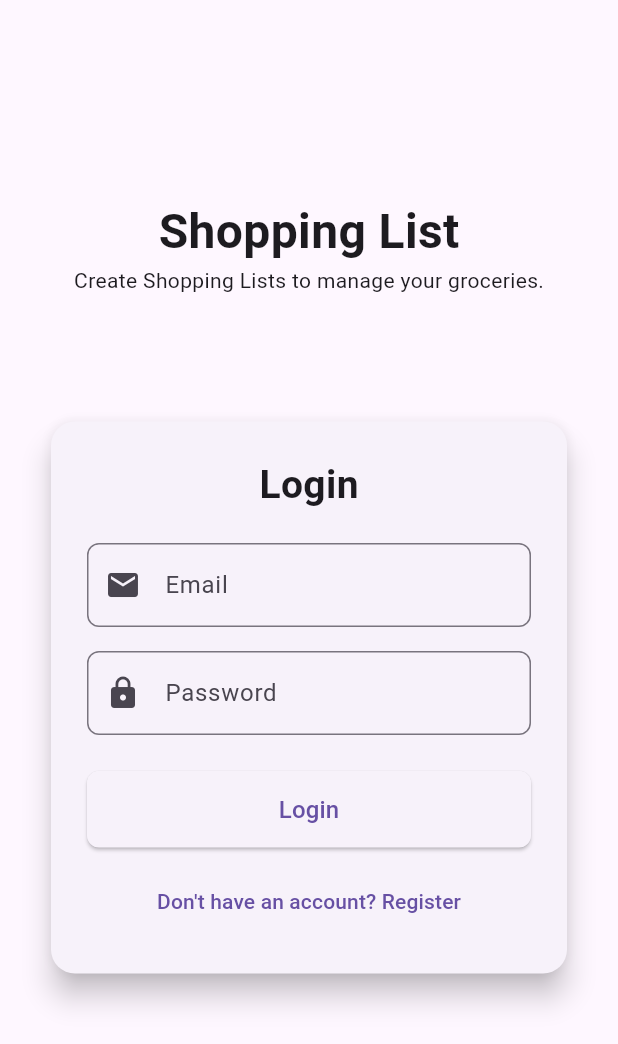
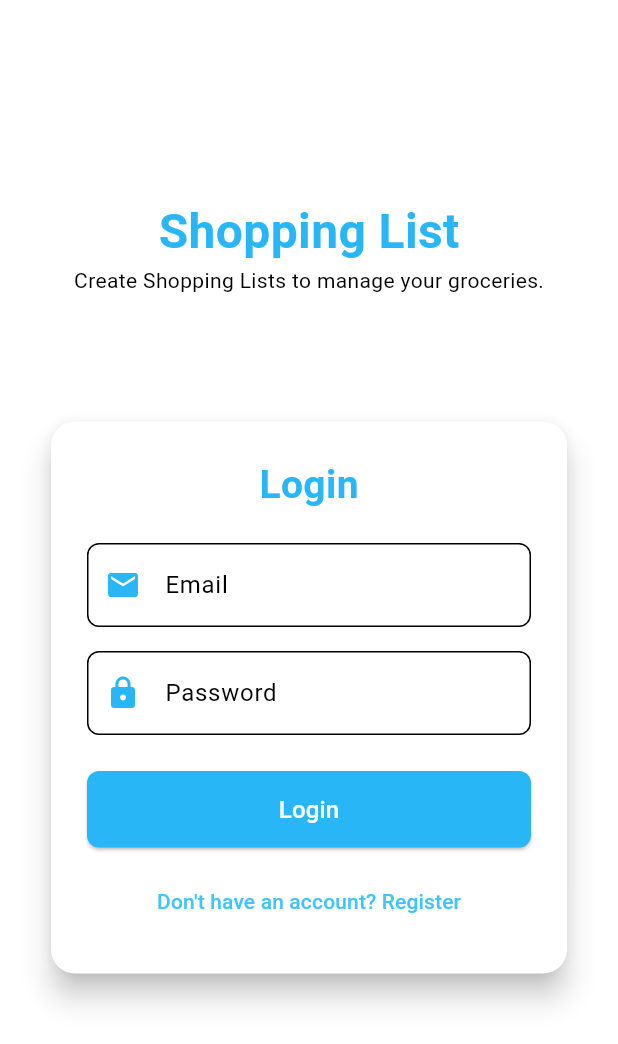
Before and after one commit to compilationFailed/justshop, a Flutter app: the screen it shows after launch, on a phone screen of 412 x 824 dp. Shown: the top 1044 px of the screen. Run offline on Flutter 3.47's test engine with Material 3 defaults, Android fonts, the phone set to English and light mode, and no system bars; our stand-ins replace cloud_firestore, firebase_auth, firebase_core, flutter_dotenv; accounts and stored records are empty.

Commit message:
Color scheme and app name changed

```diff
--- a/lib/main.dart
+++ b/lib/main.dart
@@ -9,7 +9,7 @@ import 'package:flutter_dotenv/flutter_dotenv.dart';
 
 void main() async {
   WidgetsFlutterBinding.ensureInitialized();
-  // Load environment variables
+  //Load environment variables
   await dotenv.load(fileName: ".env");
   await Firebase.initializeApp();
   runApp(MyApp());
@@ -25,12 +25,25 @@ class MyApp extends StatelessWidget {
         ChangeNotifierProvider(create: (_) => ShoppinglistProvider()),
       ],
       child: MaterialApp(
-        debugShowCheckedModeBanner: false, // entfernt das Debug-Banner
-        title: 'Notes App', // App-Name (z. B. im Task-Switcher sichtbar)
+        debugShowCheckedModeBanner: false,
+        title: 'Justshop', //App-Name
         // home entscheidet, welcher Screen beim Start gezeigt wird:
         home: FirebaseAuth.instance.currentUser == null
             ? LoginScreen()
             : ShoppinglistsOverviewScreen(),
+        theme: ThemeData(
+          colorScheme: ColorScheme.light(
+            primary: Colors.lightBlue.shade400,
+            secondary: Colors.lightBlueAccent.shade200,
+          ),
+          appBarTheme: AppBarTheme(
+            backgroundColor: Colors.lightBlue.shade400,
+            foregroundColor: Colors.white,
+          ),
+          floatingActionButtonTheme: FloatingActionButtonThemeData(
+            backgroundColor: Colors.lightBlueAccent.shade200,
+          ),
+        ),
       ),
     );
   }
--- a/lib/screens/login_screen.dart
+++ b/lib/screens/login_screen.dart
@@ -64,6 +64,7 @@ class _LoginScreenState extends State<LoginScreen> {
 
   @override
   Widget build(BuildContext context) {
+    final theme = Theme.of(context);
     return Scaffold(
       body: Column(
         mainAxisSize: MainAxisSize.max,
@@ -76,9 +77,16 @@ class _LoginScreenState extends State<LoginScreen> {
                 children: [
                   Text(
                     'Shopping List',
-                    style: TextStyle(fontSize: 32, fontWeight: FontWeight.bold),
+                    style: TextStyle(
+                      fontSize: 32,
+                      fontWeight: FontWeight.bold,
+                      color: theme.colorScheme.primary,
+                    ),
                   ),
-                  Text('Create Shopping Lists to manage your groceries.'),
+                  Text(
+                    'Create Shopping Lists to manage your groceries.',
+                    style: TextStyle(color: theme.colorScheme.onSurface),
+                  ),
                 ],
               ),
             ),
@@ -88,41 +96,42 @@ class _LoginScreenState extends State<LoginScreen> {
             child: SingleChildScrollView(
               padding: const EdgeInsets.symmetric(horizontal: 30, vertical: 40),
               child: Card(
-                elevation: 8, // Schatteneffekt
+                elevation: 8,
                 shape: RoundedRectangleBorder(
                   borderRadius: BorderRadius.circular(16),
                 ),
+                color: theme.cardColor,
                 child: Padding(
                   padding: const EdgeInsets.all(24),
                   child: Form(
-                    key:
-                        _formKey, // verbindet die Eingabefelder mit der Validation
+                    key: _formKey,
                     child: Column(
                       mainAxisSize: MainAxisSize.min,
                       children: [
-                        // Titel abhängig von Modus: Login oder Register
                         Text(
                           _isLogin ? 'Login' : 'Register',
                           style: TextStyle(
                             fontSize: 26,
                             fontWeight: FontWeight.bold,
+                            color: theme.colorScheme.primary,
                           ),
                         ),
                         SizedBox(height: 20),
 
-                        // Email-Feld
                         TextFormField(
                           controller: _emailCtrl,
                           decoration: InputDecoration(
                             labelText: 'Email',
-                            prefixIcon: Icon(Icons.email),
+                            prefixIcon: Icon(
+                              Icons.email,
+                              color: theme.colorScheme.primary,
+                            ),
                             border: OutlineInputBorder(
                               borderRadius: BorderRadius.circular(8),
                             ),
                           ),
                           keyboardType: TextInputType.emailAddress,
                           validator: (value) {
-                            // Validierung: einfache Prüfung auf '@'
                             if (value == null || !value.contains('@')) {
                               return 'Enter a valid email.';
                             }
@@ -135,7 +144,10 @@ class _LoginScreenState extends State<LoginScreen> {
                           controller: _passwordCtrl,
                           decoration: InputDecoration(
                             labelText: 'Password',
-                            prefixIcon: Icon(Icons.lock),
+                            prefixIcon: Icon(
+                              Icons.lock,
+                              color: theme.colorScheme.primary,
+                            ),
                             border: OutlineInputBorder(
                               borderRadius: BorderRadius.circular(8),
                             ),
@@ -154,12 +166,13 @@ class _LoginScreenState extends State<LoginScreen> {
                           width: double.infinity,
                           child: ElevatedButton(
                             onPressed: _isLoading ? null : _submit,
-                            // Wenn _isLoading true ist -> Button deaktiviert
                             style: ElevatedButton.styleFrom(
                               padding: EdgeInsets.symmetric(vertical: 14),
                               shape: RoundedRectangleBorder(
                                 borderRadius: BorderRadius.circular(8),
                               ),
+                              backgroundColor: theme.colorScheme.primary,
+                              foregroundColor: theme.colorScheme.onPrimary,
                             ),
                             child: _isLoading
                                 ? SizedBox(
@@ -167,7 +180,7 @@ class _LoginScreenState extends State<LoginScreen> {
                                     height: 24,
                                     child: CircularProgressIndicator(
                                       strokeWidth: 2,
-                                      color: Colors.white,
+                                      color: theme.colorScheme.onPrimary,
                                     ),
                                   )
                                 : Text(
@@ -180,6 +193,9 @@ class _LoginScreenState extends State<LoginScreen> {
 
                         TextButton(
                           onPressed: () => setState(() => _isLogin = !_isLogin),
+                          style: TextButton.styleFrom(
+                            foregroundColor: theme.colorScheme.secondary,
+                          ),
                           child: Text(
                             _isLogin
                                 ? "Don't have an account? Register"
```
